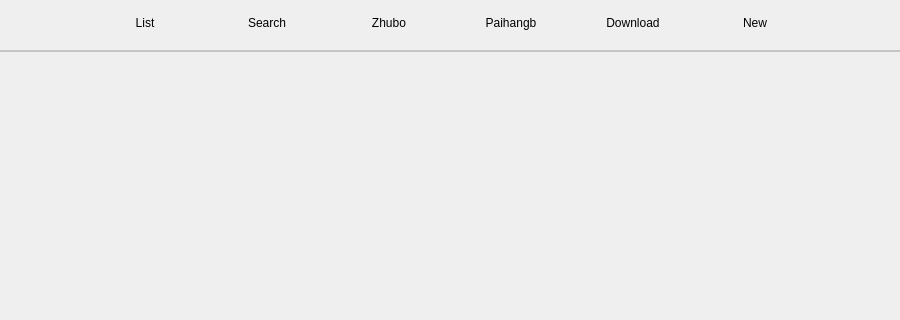
Above: Smart_L_Project/Content/app/private/music/music_frame.ui from keven2116/Smart-L before the change; both pictures show x 0 to 900 and y 0 to 320 of the 900 by 560 pixel window. Below: the same form after it.
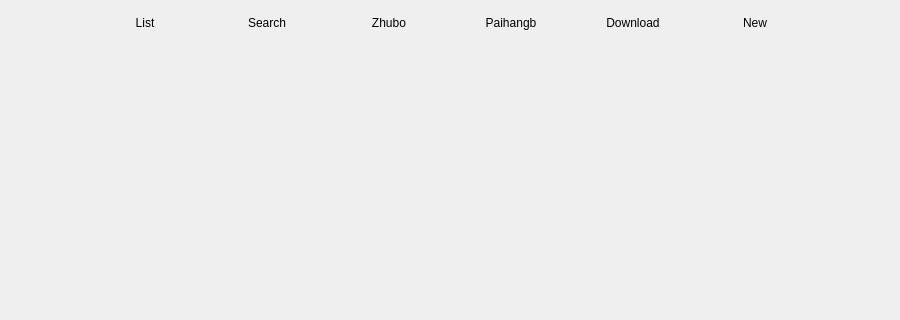
That is the form after the change. Icons and pictures are not drawn.

Commit message:
Music_Box
Add Music Play url

What changed in the file:
```diff
--- a/Smart_L_Project/Content/app/private/music/music_frame.ui
+++ b/Smart_L_Project/Content/app/private/music/music_frame.ui
@@ -286,23 +286,14 @@
     <string notr="true"/>
    </property>
    <property name="currentIndex">
-    <number>1</number>
+    <number>2</number>
    </property>
-   <widget class="QWidget" name="song_content"/>
-   <widget class="QWidget" name="Music_Gedan">
-    <widget class="QLabel" name="label">
-     <property name="geometry">
-      <rect>
-       <x>0</x>
-       <y>0</y>
-       <width>145</width>
-       <height>145</height>
-      </rect>
-     </property>
-     <property name="text">
-      <string/>
-     </property>
-    </widget>
+   <widget class="QWidget" name="song_content">
+    <property name="styleSheet">
+     <string notr="true">background-color: rgb(153, 160, 255);</string>
+    </property>
+   </widget>
+   <widget class="QWidget" name="Seach_widget">
     <widget class="QFrame" name="splitterLine">
      <property name="geometry">
       <rect>
@@ -323,6 +314,7 @@
      </property>
     </widget>
    </widget>
+   <widget class="QWidget" name="Zhubo_widget"/>
   </widget>
   <widget class="QPushButton" name="List_Btn">
    <property name="geometry">
```
Left out of the diff: 3 changed lines with no effect on the pictures. The commit also changes 3 other files.
